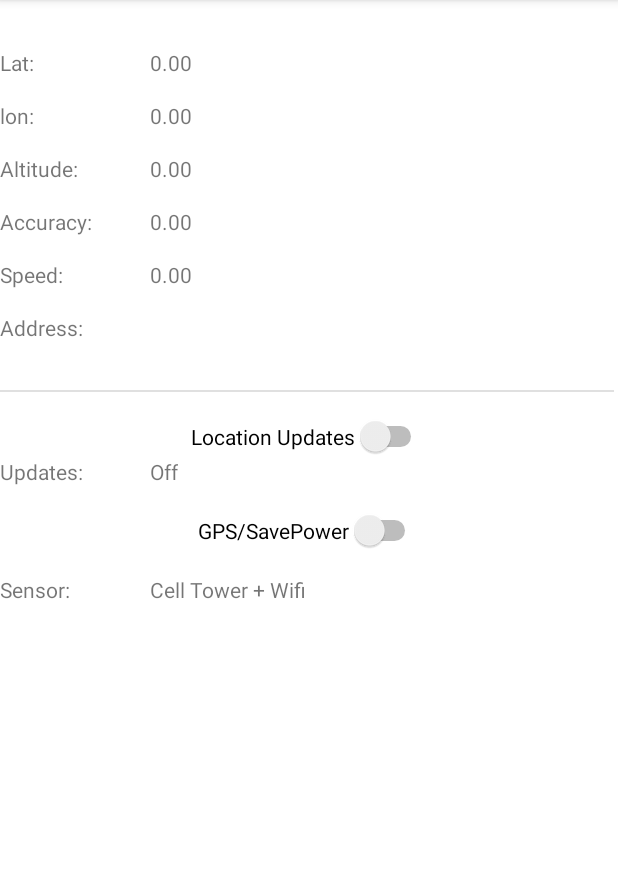
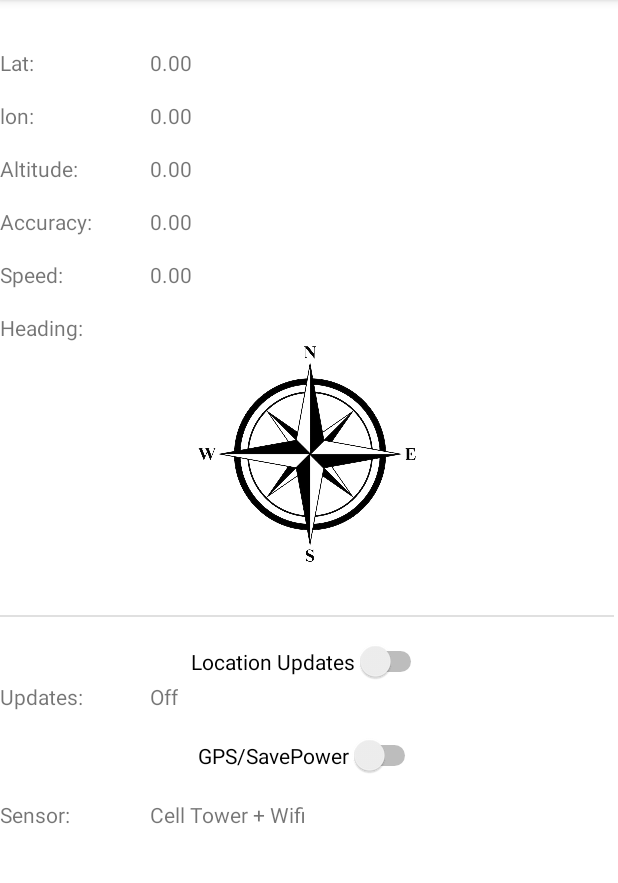
Before and after one commit to Nick-Vyvyan/ar-tour-guide, an Android app: the screen it shows after launch (GpsActivity), on a phone screen of 412 x 824 dp, the part 84-967 px from its top. Run offline under Robolectric (Android 15) with nearby library versions, the phone set to English and light mode, and no system bars.

Commit message:
add compass functionality

```diff
--- a/Project/app/src/main/java/com/example/artourguideapp/GpsActivity.kt
+++ b/Project/app/src/main/java/com/example/artourguideapp/GpsActivity.kt
@@ -2,11 +2,18 @@ package com.example.artourguideapp
 
 import android.Manifest
 import android.content.pm.PackageManager
+import android.hardware.Sensor
+import android.hardware.SensorEvent
+import android.hardware.SensorEventListener
+import android.hardware.SensorManager
 import android.location.Location
 import android.os.Build
 import androidx.appcompat.app.AppCompatActivity
 import android.os.Bundle
 import android.view.View
+import android.view.animation.Animation
+import android.view.animation.RotateAnimation
+import android.widget.ImageView
 import android.widget.Switch
 import android.widget.TextView
 import android.widget.Toast
@@ -20,7 +27,7 @@ private const val DEFAULT_UPDATE_INTERVAL : Long = 30
 private const val FAST_UPDATE_INTERVAL : Long = 5
 private const val PERMISSIONS_FINE_LOCATION = 101
 
-class GpsActivity : AppCompatActivity() {
+class GpsActivity : AppCompatActivity(), SensorEventListener {
 
     // Text View UI Elements
     lateinit var tv_lat : TextView
@@ -30,13 +37,18 @@ class GpsActivity : AppCompatActivity() {
     lateinit var tv_speed : TextView
     lateinit var tv_sensor : TextView
     lateinit var tv_updates : TextView
-    lateinit var tv_address : TextView
+    lateinit var tv_heading : TextView
 
     // Switch UI Elements
     lateinit var sw_locationupdates : Switch
     lateinit var sw_gps : Switch
 
     var updateOn : Boolean = false
+
+    // Used for compass
+    lateinit var iv_compass : ImageView
+    lateinit var sensorManager: SensorManager
+    var degreeStart : Float = 0f
 
     // Location Request is config file for settings of FusedLocationProviderClient
     lateinit var locationRequest : LocationRequest
@@ -60,11 +72,15 @@ class GpsActivity : AppCompatActivity() {
         tv_speed = findViewById(R.id.tv_speed)
         tv_updates = findViewById(R.id.tv_updates)
         tv_sensor = findViewById(R.id.tv_sensor)
-        tv_address = findViewById(R.id.tv_address)
+        tv_heading = findViewById(R.id.tv_heading)
 
         sw_locationupdates = findViewById(R.id.sw_locationsupdates)
         sw_gps = findViewById(R.id.sw_gps)
 
+        iv_compass = findViewById(R.id.iv_compass)
+
+        // initialize sensor manager
+        sensorManager = getSystemService(SENSOR_SERVICE) as SensorManager
 
         // set properties of location request
         locationRequest = LocationRequest()
@@ -147,7 +163,7 @@ class GpsActivity : AppCompatActivity() {
         tv_lat.text = "Not Tracking Location"
         tv_lon.text = "Not Tracking Location"
         tv_speed.text = "Not Tracking Location"
-        tv_address.text = "Not Tracking Location"
+        tv_heading.text = "Not Tracking Location"
         tv_accuracy.text = "Not Tracking Location"
         tv_altitude.text = "Not Tracking Location"
 
@@ -175,6 +191,18 @@ class GpsActivity : AppCompatActivity() {
             }
 
         }
+    }
+
+    override fun onPause() {
+        super.onPause()
+
+        sensorManager.unregisterListener(this)
+    }
+
+    override fun onResume() {
+        super.onResume()
+
+        sensorManager.registerListener(this, sensorManager.getDefaultSensor(Sensor.TYPE_ORIENTATION), SensorManager.SENSOR_DELAY_GAME)
     }
 
     private fun updateGPS() {
@@ -223,5 +251,35 @@ class GpsActivity : AppCompatActivity() {
         }
     }
 
+    override fun onSensorChanged(p0: SensorEvent?) {
+        if (p0 is SensorEvent) {
+            // get roation data from sensor and convert to degrees
+            var degree : Float = Math.toDegrees(p0.values[2].toDouble()).toFloat()
+
+            tv_heading.text = degree.toString() + " degrees"
+
+            // initialize a rotation animation
+            var ra : RotateAnimation = RotateAnimation(
+                degreeStart,
+                -degree,
+                Animation.RELATIVE_TO_SELF, 0.5f,
+                Animation.RELATIVE_TO_SELF, 0.5f
+            )
+            // set animation rules
+            ra.fillAfter = true
+            ra.duration = 210
+
+            // start animation and update starting rotation
+            iv_compass.startAnimation(ra)
+            degreeStart = -degree
+        }
+
+
+    }
+
+    override fun onAccuracyChanged(p0: Sensor?, p1: Int) {
+        // do nothing
+    }
+
 
 }
--- a/Project/app/src/main/res/layout/activity_gps.xml
+++ b/Project/app/src/main/res/layout/activity_gps.xml
@@ -148,20 +148,29 @@
         app:layout_constraintTop_toBottomOf="@+id/tv_labelupdates" />
 
     <TextView
-        android:id="@+id/tv_address"
+        android:id="@+id/tv_heading"
         android:layout_width="wrap_content"
         android:layout_height="wrap_content"
-        app:layout_constraintStart_toEndOf="@+id/tv_lbladdress"
-        app:layout_constraintTop_toTopOf="@+id/tv_lbladdress" />
+        app:layout_constraintStart_toEndOf="@+id/tv_lblheading"
+        app:layout_constraintTop_toTopOf="@+id/tv_lblheading" />
 
     <TextView
-        android:id="@+id/tv_lbladdress"
+        android:id="@+id/tv_lblheading"
         android:layout_width="100dp"
         android:layout_height="wrap_content"
         android:layout_marginTop="16dp"
-        android:text="Address:"
+        android:text="Heading:"
         app:layout_constraintStart_toStartOf="parent"
         app:layout_constraintTop_toBottomOf="@+id/tv_labelspeed" />
+
+    <ImageView
+        android:id="@+id/iv_compass"
+        android:layout_width="150dp"
+        android:layout_height="150dp"
+        android:src="@drawable/compass"
+        app:layout_constraintEnd_toEndOf="parent"
+        app:layout_constraintStart_toStartOf="parent"
+        app:layout_constraintTop_toBottomOf="@+id/tv_lblheading" />
 
     <View
         android:id="@+id/divider"
@@ -169,7 +178,7 @@
         android:layout_height="1dp"
         android:layout_marginTop="32dp"
         android:background="?android:attr/listDivider"
-        app:layout_constraintTop_toBottomOf="@+id/tv_address"
+        app:layout_constraintTop_toBottomOf="@+id/iv_compass"
         tools:layout_editor_absoluteX="1dp" />
 
 </androidx.constraintlayout.widget.ConstraintLayout>
```
Also changed, not shown: Project/app/src/main/res/drawable/compass.png (added).
